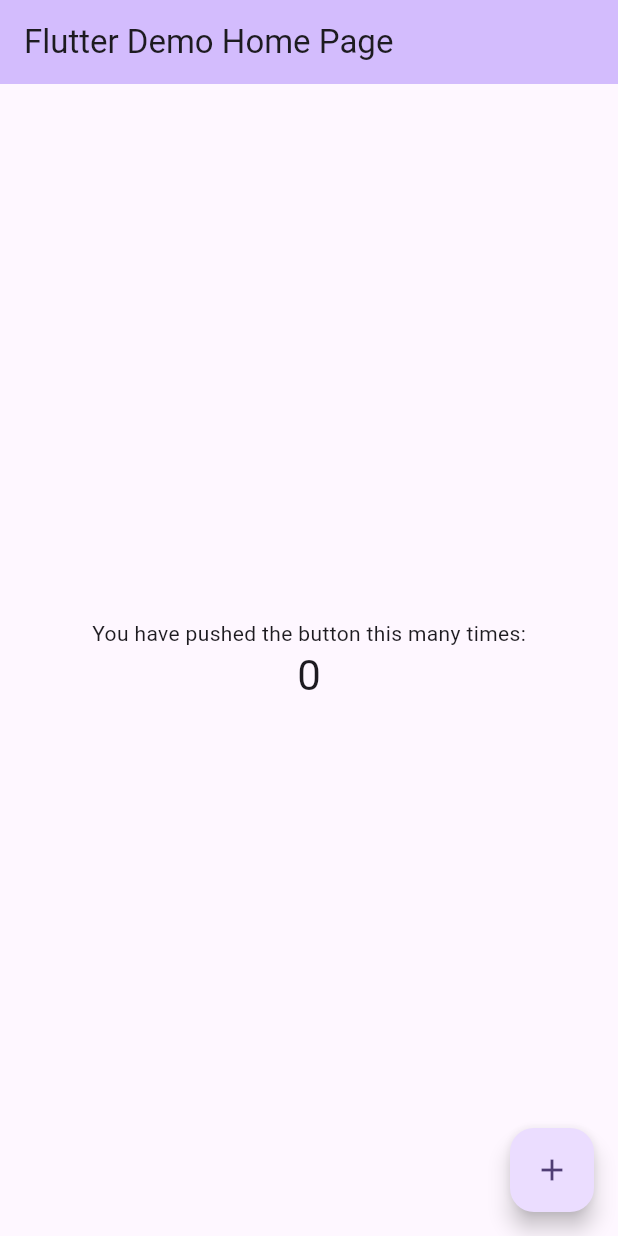
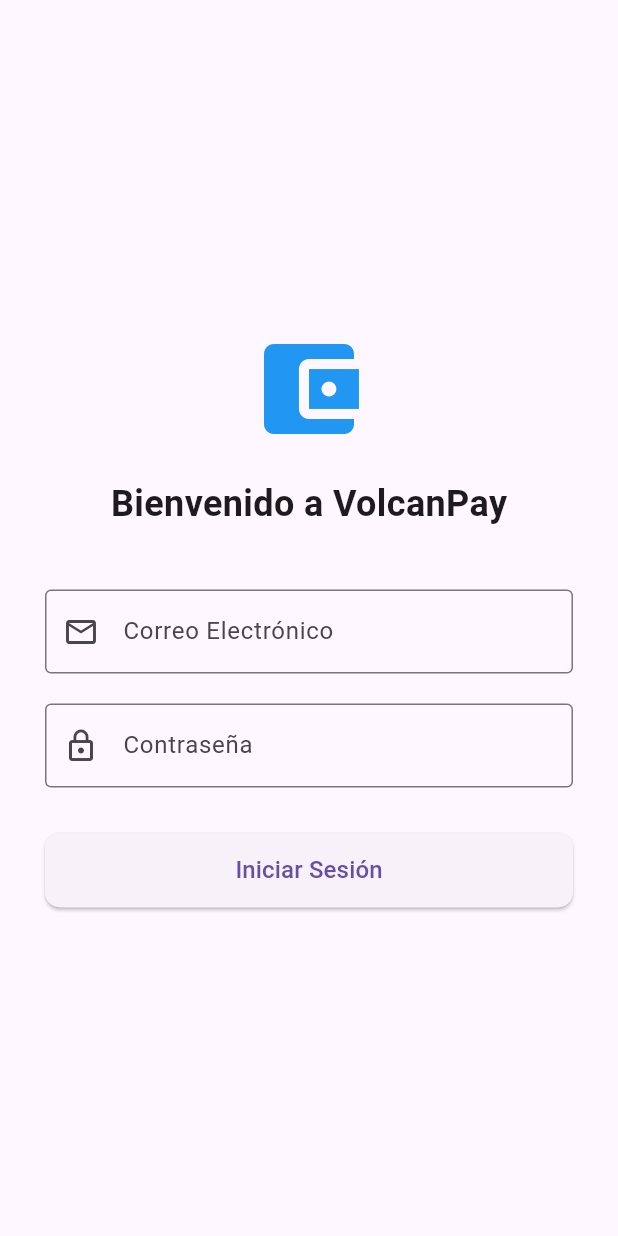
Before and after one commit to L3X7/volcan_pay, a Flutter app: the screen it shows after launch, on a phone screen of 412 x 824 dp. Run offline on Flutter 3.47's test engine with Material 3 defaults, Android fonts, the phone set to English and light mode, and no system bars; our stand-ins replace flutter_riverpod, freezed_annotation, go_router, riverpod_annotation, supabase_flutter; accounts and stored records are empty; generated files the repository leaves out were written again; statements that could not run were skipped.

Commit message:
Add Supabase authentication and basic routing
- Implement authentication layer with Supabase integration
- Create `UserEntity` and `UserModel` for authentication data
- Add `AuthDatasource` and `AuthRepository` with login, register, and sign out support
- Implement `AuthController` using Riverpod for state management
- Set up `GoRouter` with authentication-based redirection logic
- Add `LoginPage` with form validation
- Configure environment variable validation for Supabase credentials

```diff
--- /dev/null
+++ b/lib/core/router/router_provider.dart
@@ -0,0 +1,42 @@
+import 'package:flutter/widgets.dart';
+import 'package:go_router/go_router.dart';
+import 'package:riverpod_annotation/riverpod_annotation.dart';
+import 'package:volcan_pay/features/auth/presentation/pages/login_page.dart';
+import 'package:volcan_pay/features/auth/presentation/providers/auth_provider.dart';
+
+part 'router_provider.g.dart';
+
+final _rootNavigatorKey = GlobalKey<NavigatorState>();
+
+@riverpod
+GoRouter router(Ref ref) {
+  final authState = ref.watch(authControllerProvider);
+  return GoRouter(
+    navigatorKey: _rootNavigatorKey,
+    initialLocation: '/login',
+    redirect: (context, state) {
+      final user = authState.value;
+      final bool loggedIn = user != null;
+      final bool isLoading = authState.isLoading;
+      final bool isLoggingIn = state.matchedLocation == '/login';
+
+      if (isLoading) return null;
+
+      if (!loggedIn) {
+        return isLoggingIn ? null : '/login';
+      }
+
+      if (isLoggingIn) {
+        return '/home';
+      }
+
+      return null;
+    },
+    routes: [
+      GoRoute(
+        path: '/login',
+        builder: (context, state) => const LoginPage(),
+      ),
+    ],
+  );
+}
--- /dev/null
+++ b/lib/features/auth/presentation/pages/login_page.dart
@@ -0,0 +1,131 @@
+import 'package:flutter/material.dart';
+import 'package:flutter_riverpod/flutter_riverpod.dart';
+import 'package:volcan_pay/features/auth/presentation/providers/auth_provider.dart';
+
+class LoginPage extends ConsumerStatefulWidget {
+  const LoginPage({super.key});
+
+  @override
+  ConsumerState<LoginPage> createState() => _LoginPageState();
+}
+
+class _LoginPageState extends ConsumerState<LoginPage> {
+  final _emailController = TextEditingController();
+  final _passwordController = TextEditingController();
+  final _formKey = GlobalKey<FormState>();
+
+  @override
+  void dispose() {
+    _emailController.dispose();
+    _passwordController.dispose();
+    super.dispose();
+  }
+
+  @override
+  Widget build(BuildContext context) {
+    ref.listen(authControllerProvider, (previous, next) {
+      next.whenOrNull(
+        error: (error, stack) {
+          ScaffoldMessenger.of(
+            context,
+          ).showSnackBar(SnackBar(content: Text(error.toString())));
+        },
+      );
+    });
+
+    final authState = ref.watch(authControllerProvider);
+
+    return Scaffold(
+      body: SafeArea(
+        child: Center(
+          child: SingleChildScrollView(
+            padding: const EdgeInsets.symmetric(horizontal: 30),
+            child: Form(
+              key: _formKey,
+              child: Column(
+                mainAxisAlignment: MainAxisAlignment.center,
+                children: [
+                  const Icon(
+                    Icons.account_balance_wallet,
+                    size: 80,
+                    color: Colors.blue,
+                  ),
+                  const SizedBox(height: 20),
+                  const Text(
+                    'Bienvenido a VolcanPay',
+                    style: TextStyle(fontSize: 24, fontWeight: FontWeight.bold),
+                  ),
+                  const SizedBox(height: 40),
+
+                  // Campo de Email
+                  TextFormField(
+                    controller: _emailController,
+                    decoration: const InputDecoration(
+                      labelText: 'Correo Electrónico',
+                      prefixIcon: Icon(Icons.email_outlined),
+                      border: OutlineInputBorder(),
+                    ),
+                    keyboardType: TextInputType.emailAddress,
+                    validator: (value) =>
+                        (value == null || !value.contains('@'))
+                        ? 'Ingresa un correo válido'
+                        : null,
+                  ),
+                  const SizedBox(height: 20),
+
+                  // Campo de Contraseña
+                  TextFormField(
+                    controller: _passwordController,
+                    decoration: const InputDecoration(
+                      labelText: 'Contraseña',
+                      prefixIcon: Icon(Icons.lock_outline),
+                      border: OutlineInputBorder(),
+                    ),
+                    obscureText: true,
+                    validator: (value) => (value == null || value.length < 6)
+                        ? 'Mínimo 6 caracteres'
+                        : null,
+                  ),
+                  const SizedBox(height: 30),
+
+                  // Botón de Acción
+                  SizedBox(
+                    width: double.infinity,
+                    height: 50,
+                    child: ElevatedButton(
+                      // Si el estado es "loading", desactivamos el botón
+                      onPressed: authState.isLoading ? null : _handleLogin,
+                      style: ElevatedButton.styleFrom(
+                        shape: RoundedRectangleBorder(
+                          borderRadius: BorderRadius.circular(10),
+                        ),
+                      ),
+                      child: authState.isLoading
+                          ? const SizedBox(
+                              height: 20,
+                              width: 20,
+                              child: CircularProgressIndicator(strokeWidth: 2),
+                            )
+                          : const Text(
+                              'Iniciar Sesión',
+                              style: TextStyle(fontSize: 16),
+                            ),
+                    ),
+                  ),
+                ],
+              ),
+            ),
+          ),
+        ),
+      ),
+    );
+  }
+
+  void _handleLogin() {
+    if (_formKey.currentState!.validate()) {
+      ref
+          .read(authControllerProvider.notifier)
+          .login(_emailController.text.trim(), _passwordController.text.trim());
+    }
+  }
+}
--- a/lib/main.dart
+++ b/lib/main.dart
@@ -1,122 +1,31 @@
 import 'package:flutter/material.dart';
+import 'package:flutter_riverpod/flutter_riverpod.dart';
+import 'package:supabase_flutter/supabase_flutter.dart';
+import 'package:volcan_pay/core/constants/env.dart';
+import 'package:volcan_pay/core/router/router_provider.dart';
 
-void main() {
-  runApp(const MyApp());
+Future<void> main() async {
+  WidgetsFlutterBinding.ensureInitialized();
+
+  Env.validate();
+
+  await Supabase.initialize(url: Env.supabaseUrl, anonKey: Env.supabaseAnonKey);
+
+  runApp(const ProviderScope(child: MyApp()));
 }
 
-class MyApp extends StatelessWidget {
+class MyApp extends ConsumerWidget {
   const MyApp({super.key});
 
-  // This widget is the root of your application.
   @override
-  Widget build(BuildContext context) {
-    return MaterialApp(
-      title: 'Flutter Demo',
-      theme: ThemeData(
-        // This is the theme of your application.
-        //
-        // TRY THIS: Try running your application with "flutter run". You'll see
-        // the application has a purple toolbar. Then, without quitting the app,
-        // try changing the seedColor in the colorScheme below to Colors.green
-        // and then invoke "hot reload" (save your changes or press the "hot
-        // reload" button in a Flutter-supported IDE, or press "r" if you used
-        // the command line to start the app).
-        //
-        // Notice that the counter didn't reset back to zero; the application
-        // state is not lost during the reload. To reset the state, use hot
-        // restart instead.
-        //
-        // This works for code too, not just values: Most code changes can be
-        // tested with just a hot reload.
-        colorScheme: .fromSeed(seedColor: Colors.deepPurple),
-      ),
-      home: const MyHomePage(title: 'Flutter Demo Home Page'),
+  Widget build(BuildContext context, WidgetRef ref) {
+    final router = ref.watch(routerProvider);
+
+    return MaterialApp.router(
+      title: 'Volcan Pay',
+      debugShowCheckedModeBanner: false,
+      theme: ThemeData(useMaterial3: true),
+      routerConfig: router,
     );
   }
 }
-
-class MyHomePage extends StatefulWidget {
-  const MyHomePage({super.key, required this.title});
-
-  // This widget is the home page of your application. It is stateful, meaning
-  // that it has a State object (defined below) that contains fields that affect
-  // how it looks.
-
-  // This class is the configuration for the state. It holds the values (in this
-  // case the title) provided by the parent (in this case the App widget) and
-  // used by the build method of the State. Fields in a Widget subclass are
-  // always marked "final".
-
-  final String title;
-
-  @override
-  State<MyHomePage> createState() => _MyHomePageState();
-}
-
-class _MyHomePageState extends State<MyHomePage> {
-  int _counter = 0;
-
-  void _incrementCounter() {
-    setState(() {
-      // This call to setState tells the Flutter framework that something has
-      // changed in this State, which causes it to rerun the build method below
-      // so that the display can reflect the updated values. If we changed
-      // _counter without calling setState(), then the build method would not be
-      // called again, and so nothing would appear to happen.
-      _counter++;
-    });
-  }
-
-  @override
-  Widget build(BuildContext context) {
-    // This method is rerun every time setState is called, for instance as done
-    // by the _incrementCounter method above.
-    //
-    // The Flutter framework has been optimized to make rerunning build methods
-    // fast, so that you can just rebuild anything that needs updating rather
-    // than having to individually change instances of widgets.
-    return Scaffold(
-      appBar: AppBar(
-        // TRY THIS: Try changing the color here to a specific color (to
-        // Colors.amber, perhaps?) and trigger a hot reload to see the AppBar
-        // change color while the other colors stay the same.
-        backgroundColor: Theme.of(context).colorScheme.inversePrimary,
-        // Here we take the value from the MyHomePage object that was created by
-        // the App.build method, and use it to set our appbar title.
-        title: Text(widget.title),
-      ),
-      body: Center(
-        // Center is a layout widget. It takes a single child and positions it
-        // in the middle of the parent.
-        child: Column(
-          // Column is also a layout widget. It takes a list of children and
-          // arranges them vertically. By default, it sizes itself to fit its
-          // children horizontally, and tries to be as tall as its parent.
-          //
-          // Column has various properties to control how it sizes itself and
-          // how it positions its children. Here we use mainAxisAlignment to
-          // center the children vertically; the main axis here is the vertical
-          // axis because Columns are vertical (the cross axis would be
-          // horizontal).
-          //
-          // TRY THIS: Invoke "debug painting" (choose the "Toggle Debug Paint"
-          // action in the IDE, or press "p" in the console), to see the
-          // wireframe for each widget.
-          mainAxisAlignment: .center,
-          children: [
-            const Text('You have pushed the button this many times:'),
-            Text(
-              '$_counter',
-              style: Theme.of(context).textTheme.headlineMedium,
-            ),
-          ],
-        ),
-      ),
-      floatingActionButton: FloatingActionButton(
-        onPressed: _incrementCounter,
-        tooltip: 'Increment',
-        child: const Icon(Icons.add),
-      ),
-    );
-  }
-}
```
Also changed, not shown: lib/core/constants/env.dart (added, +16 -0 lines), lib/core/providers/app_providers.dart (added, +19 -0 lines), lib/features/auth/data/datasources/auth_datasource.dart (added, +9 -0 lines), lib/features/auth/data/datasources/auth_datasource_impl.dart (added, +54 -0 lines), lib/features/auth/data/models/user_model.dart (added, +23 -0 lines), lib/features/auth/domain/entities/user.dart (added, +7 -0 lines), lib/features/auth/domain/repositories/auth_repository.dart (added, +9 -0 lines), lib/features/auth/domain/repositories/auth_repository_impl.dart (added, +31 -0 lines), lib/features/auth/presentation/providers/auth_provider.dart (added, +38 -0 lines), lib/core/providers/app_providers.g.dart (added), lib/core/router/router_provider.g.dart (added), lib/features/auth/data/models/user_model.freezed.dart (added), lib/features/auth/data/models/user_model.g.dart (added), lib/features/auth/presentation/providers/auth_provider.g.dart (added), 1 more files, 1 other file.
